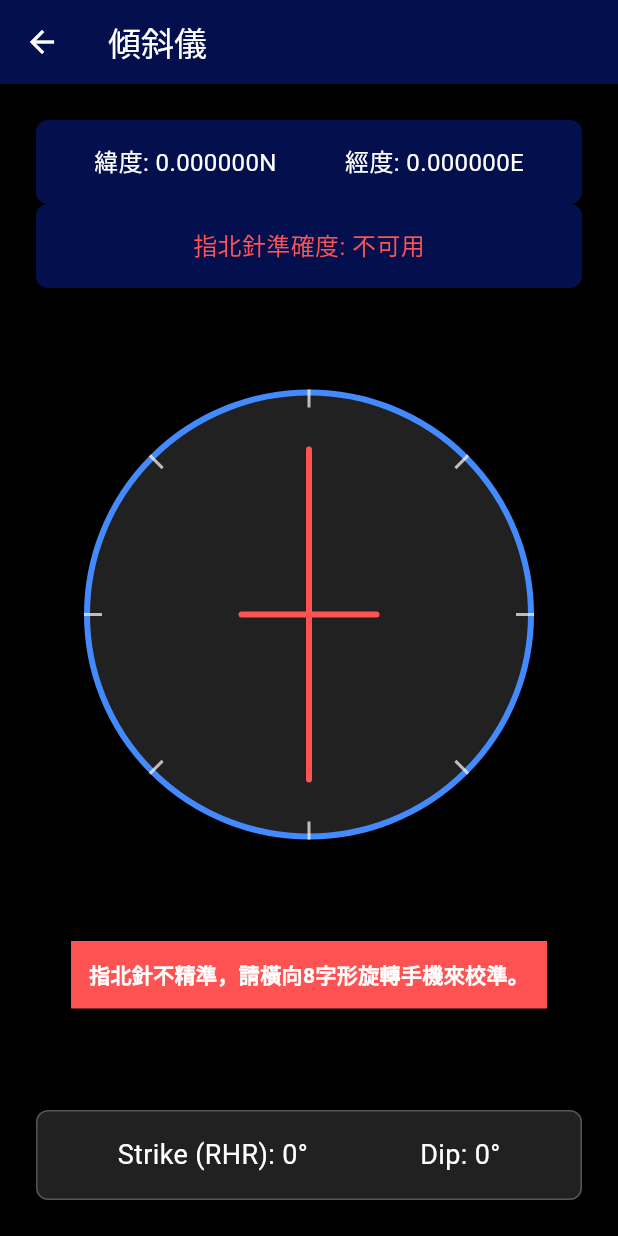
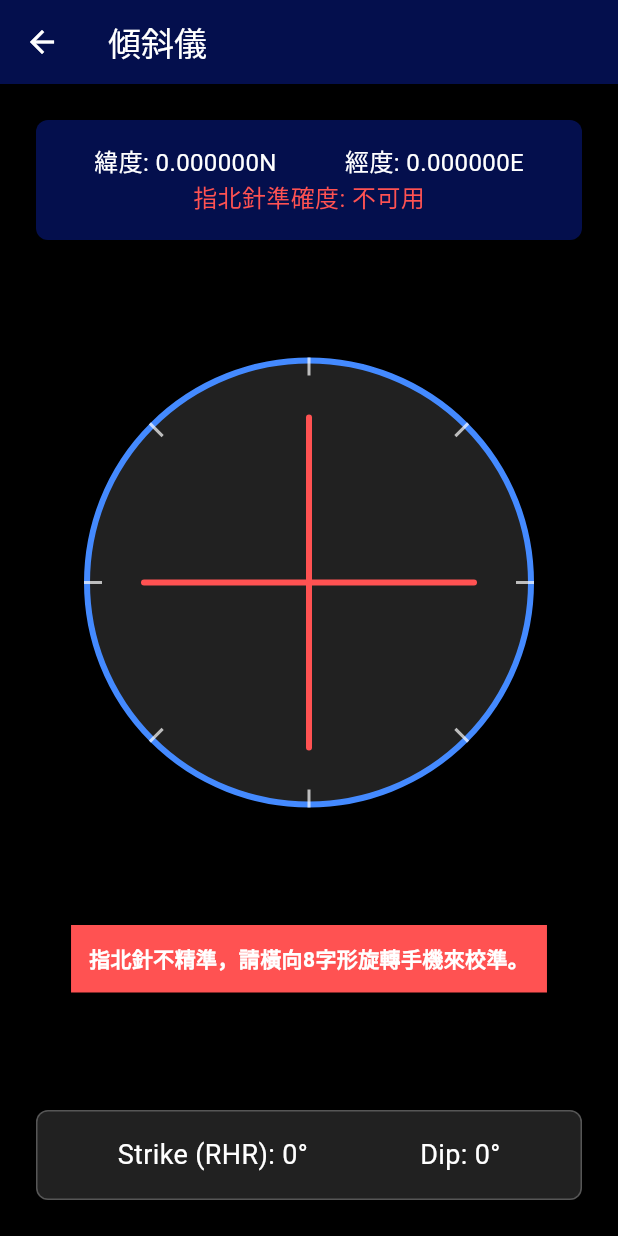
Before and after one commit to KnowScratcher/TwGeoTool, a Flutter app: the screen it shows after launch, after a tap on "傾斜儀", on a phone screen of 412 x 824 dp. Run offline on Flutter 3.47's test engine with Material 3 defaults, Android fonts, the phone set to English and light mode, and no system bars; our stand-ins replace flutter_compass, flutter_map, geolocator, latlong2, sensors_plus; missing offline and left inert: proj4dart.

Commit message:
fix flat symbol & merge gps and compass acc display area layout into the same container

```diff
--- a/lib/page/clino.dart
+++ b/lib/page/clino.dart
@@ -111,7 +111,9 @@ class _ClinoState extends State<Clino> {
                     color: const Color(0xff040f4d),
                     borderRadius: BorderRadius.circular(8),
                   ),
-                  child: Row(
+                  child: Column(
+                    children: [
+                      Row(
                         mainAxisAlignment: MainAxisAlignment.spaceAround,
                         children: [
                           Text(
@@ -127,18 +129,11 @@ class _ClinoState extends State<Clino> {
                           ),
                         ],
                       ),
-                ),
-                Container(
-                  padding: const EdgeInsets.all(16),
-                  decoration: BoxDecoration(
-                    color: const Color(0xff040f4d),
-                    borderRadius: BorderRadius.circular(8),
-                  ),
-                  child: Row(
+                      Row(
                         mainAxisAlignment: MainAxisAlignment.spaceAround,
                         children: [
                           Text(
-                        '指北針準確度: ${accuracyText}',
+                            '指北針準確度: $accuracyText',
                             style: TextStyle(
                               color: accuracyTextColor,
                               fontSize: 16,
@@ -146,7 +141,10 @@ class _ClinoState extends State<Clino> {
                           ),
                         ],
                       ),
+                    ],
                   ),
+                ),
+
                 const Spacer(),
                 SizedBox(
                   width: 300,
@@ -179,7 +177,7 @@ class _ClinoState extends State<Clino> {
                         );
                       }),
                       Transform.rotate(
-                        angle: -_angle,
+                        angle: _dipAngle >= 2 ? -_angle : 0,
                         child: CustomPaint(
                           size: const Size(300, 300),
                           painter: TSymbolPainter(type: type),
@@ -284,8 +282,8 @@ class TSymbolPainter extends CustomPainter {
       canvas.drawLine(center, Offset(center.dx + 45, center.dy), paint);
     } else {
       canvas.drawLine(
-        Offset(center.dx - 45, center.dy),
-        Offset(center.dx + 45, center.dy),
+        Offset(center.dx - 110, center.dy),
+        Offset(center.dx + 110, center.dy),
         paint,
       );
     }
```
Lines whose indentation alone changed are shown as unchanged.
